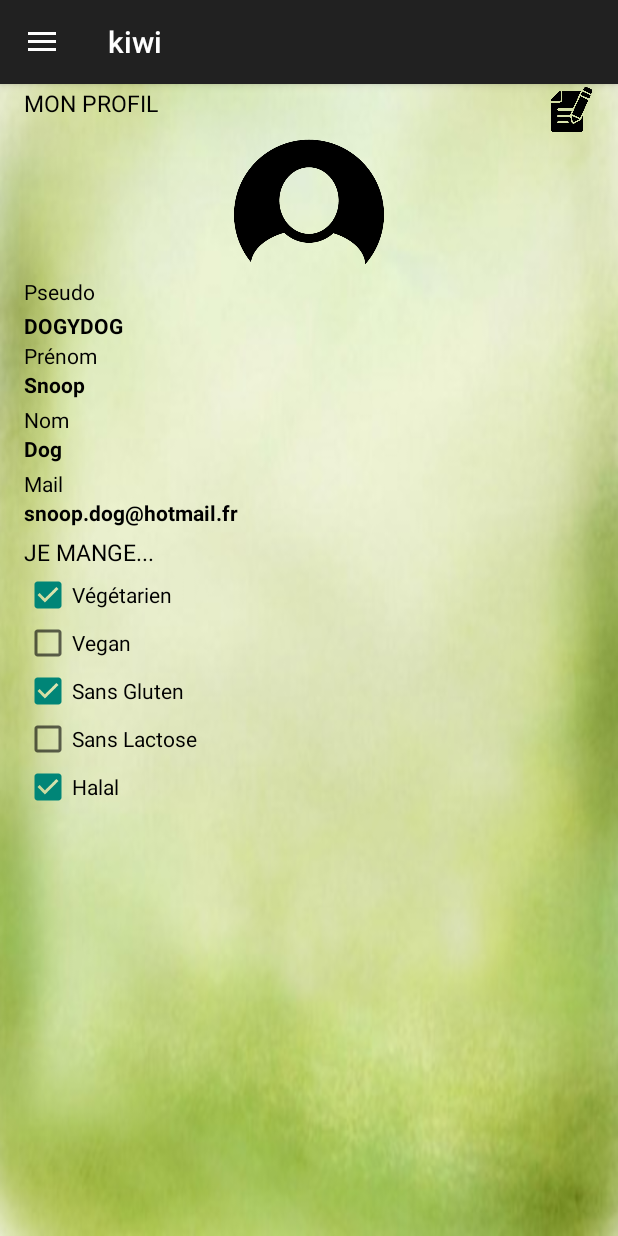
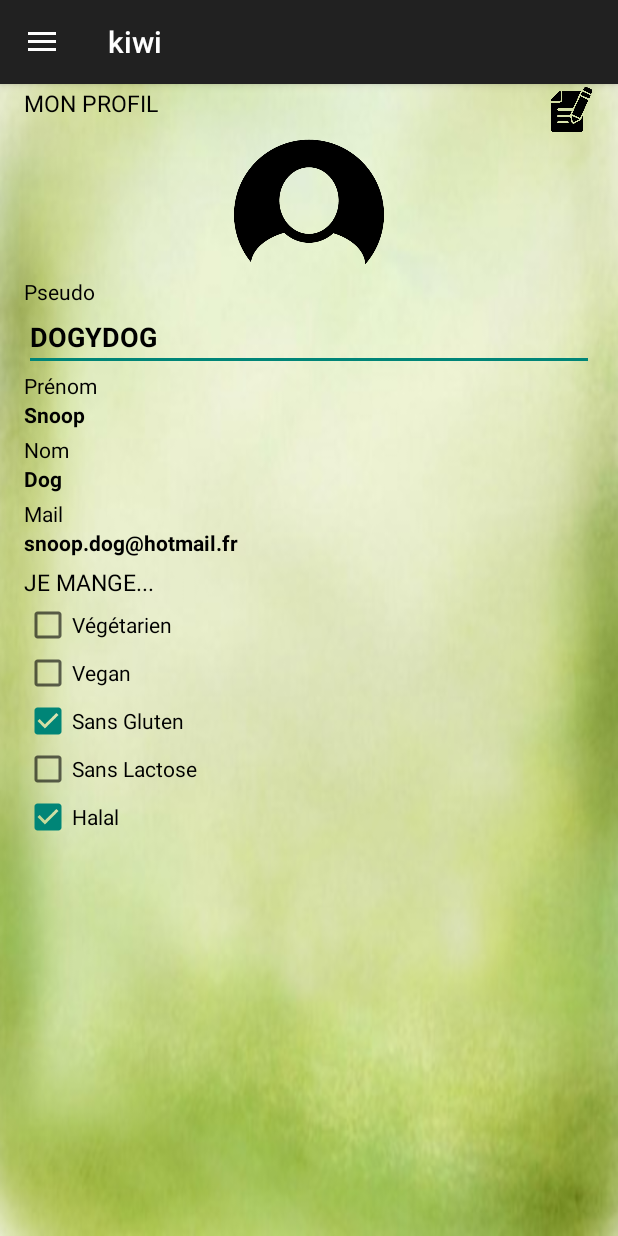
Before and after one commit to HeptanomeDeLExtreme/kiwi-ihm-2, an Android app: the fragment ProfilFragment placed in its activity, after a tap on an icon or button, on a phone screen of 412 x 824 dp. Run offline under Robolectric (Android 15) with nearby library versions, the phone set to English and light mode, and no system bars; 2 other taps on this screen came first.

Commit message:
Editable mode for profil

```diff
--- a/app/src/main/java/com/kiwi/kiwi/ProfilFragment.java
+++ b/app/src/main/java/com/kiwi/kiwi/ProfilFragment.java
@@ -9,6 +9,7 @@ import android.view.LayoutInflater;
 import android.view.View;
 import android.view.ViewGroup;
 import android.widget.CheckBox;
+import android.widget.EditText;
 import android.widget.ImageView;
 import android.widget.TextView;
 
@@ -51,8 +52,12 @@ public class ProfilFragment extends Fragment {
     public void onViewCreated(View view, final Bundle savedInstanceState) {
         super.onViewCreated(view, savedInstanceState);
 
-        TextView pseudo = (TextView) view.findViewById(R.id.pseudoUser);
+        /*TextView pseudo = (TextView) view.findViewById(R.id.pseudoUser);
         pseudo.setText(PSEUDO);
+        pseudo.setEnabled(false);*/
+        EditText pseudo = (EditText) view.findViewById(R.id.pseudoUser);
+        pseudo.setText(PSEUDO);
+        pseudo.setEnabled(false);
         //makeEditableTextView(false, pseudo);
 
         TextView nom = (TextView) view.findViewById(R.id.nomUser);
@@ -74,6 +79,7 @@ public class ProfilFragment extends Fragment {
         } else {
             checkBoxVegetarien.setChecked(false);
         }
+        checkBoxVegetarien.setEnabled(false);
         //makeEditableCheckBox(false, checkBoxVegetarien);
 
         /* Vegan */
@@ -116,11 +122,14 @@ public class ProfilFragment extends Fragment {
         checkBoxVegetarien.setOnClickListener(new View.OnClickListener() {
             @Override
             public void onClick(View view) {
-                Log.i("debug", "Clic sur la checkbox végétarien !");
-                isVegetarien = !isVegetarien;
-                CheckBox cb = (CheckBox) getView().findViewById(R.id.checkBoxVegetarien);
-                //makeEditableCheckBox(isVegetarien, cb);
-                cb.setChecked(isVegetarien);
+                if(isEdition) {
+                    Log.i("debug", "Clic sur la checkbox végétarien !");
+                    isVegetarien = !isVegetarien;
+                    CheckBox cb = (CheckBox) getView().findViewById(R.id.checkBoxVegetarien);
+                    //makeEditableCheckBox(isVegetarien, cb);
+                    cb.setChecked(isVegetarien);
+
+                }
             }
         });
 
@@ -176,6 +185,18 @@ public class ProfilFragment extends Fragment {
                 isEdition = !isEdition;
                 Log.i("debug", "Etat de isEdition : " + isEdition);
 
+                EditText pseudo = (EditText) getView().findViewById(R.id.pseudoUser);
+                CheckBox cb = (CheckBox) getView().findViewById(R.id.checkBoxVegetarien);
+
+                if(isEdition){
+                    pseudo.setEnabled(true);
+                    cb.setEnabled(true);
+                }
+                else{
+                    pseudo.setEnabled(false);
+                    cb.setEnabled(false);
+                }
+
                 // Does not work
                 /*TextView pseudo = (TextView) getView().findViewById(R.id.pseudoUser);
                 TextView nom = (TextView) getView().findViewById(R.id.nomUser);
--- a/app/src/main/res/layout/fragment_profil.xml
+++ b/app/src/main/res/layout/fragment_profil.xml
@@ -20,12 +20,13 @@
         android:layout_alignParentStart="true"
         android:layout_marginBottom="3dp"/>
 
-    <TextView
+    <EditText
         android:layout_width="wrap_content"
-        android:layout_height="20dp"
+        android:layout_height="40dp"
         android:ems="10"
         android:id="@+id/pseudoUser"
         android:width="300dp"
+        android:height="40dp"
         android:layout_below="@+id/textView2"
         android:layout_alignParentStart="true"
         android:layout_alignParentEnd="true"
@@ -186,7 +187,7 @@
         android:id="@+id/editButton"
         android:layout_alignParentTop="false"
         android:background="@drawable/note48"
-        android:layout_alignParentEnd="true"
-        android:onClick="" />
+        android:layout_alignParentEnd="true" />
+
 
 </RelativeLayout>
```
Also changed, not shown: app/src/main/java/com/kiwi/kiwi/MainActivity.java (+7 -3 lines), 1 other file.
